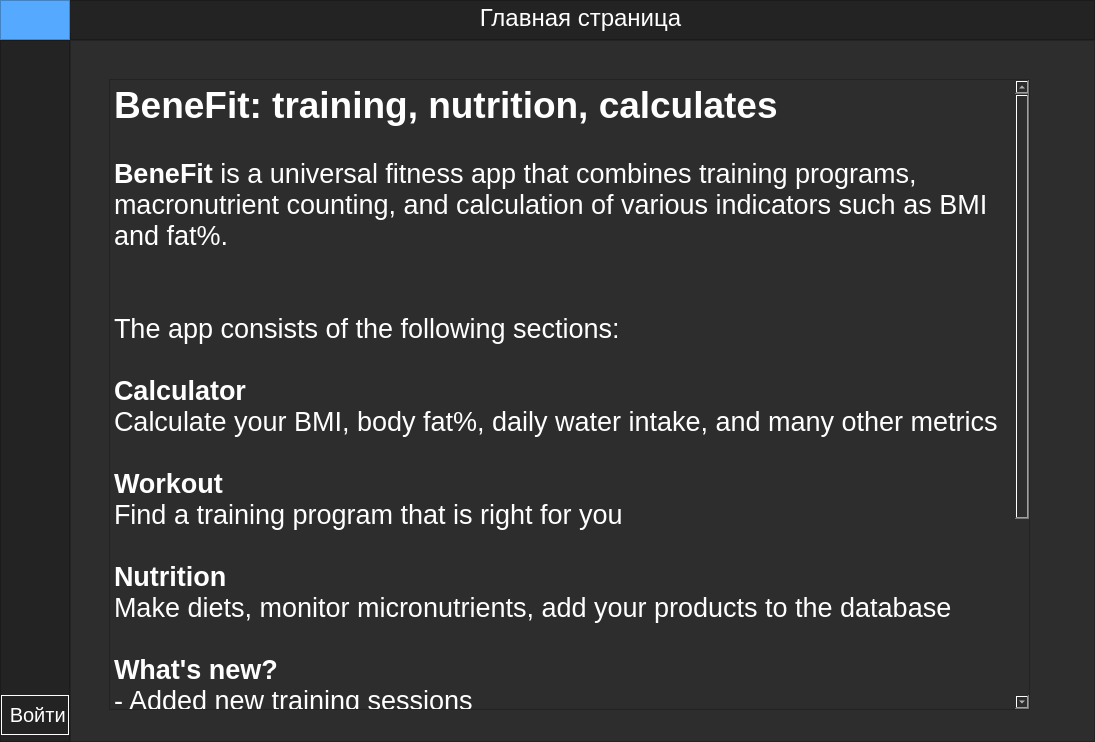
Old version of the form ui_main.ui in the repository AlGaRitm2020/BeneFit.
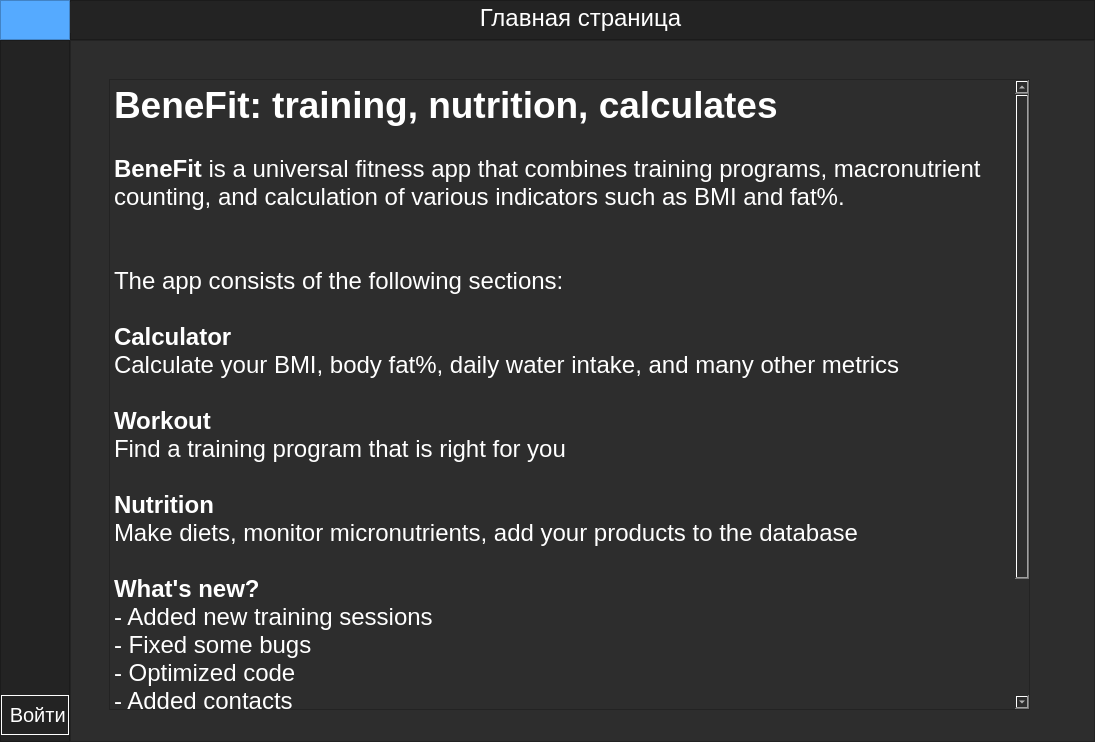
New version of the form. The open tabs and pages were chosen to show the change. Icons and pictures are not drawn.

Patch:
```diff
--- a/ui_main.ui
+++ b/ui_main.ui
@@ -23,6 +23,9 @@
    <string notr="true">background-color: rgb(45, 45, 45);</string>
   </property>
   <widget class="QWidget" name="centralwidget">
+   <property name="styleSheet">
+    <string notr="true">font-size:20px;</string>
+   </property>
    <layout class="QVBoxLayout" name="verticalLayout">
     <property name="spacing">
      <number>0</number>
@@ -1548,31 +1551,31 @@
 p, li { white-space: pre-wrap; }
 &lt;/style&gt;&lt;/head&gt;&lt;body style=&quot; font-family:'MS Shell Dlg 2'; font-size:20px; font-weight:400; font-style:normal;&quot;&gt;
 &lt;p style=&quot; margin-top:0px; margin-bottom:0px; margin-left:0px; margin-right:0px; -qt-block-indent:0; text-indent:0px;&quot;&gt;&lt;span style=&quot; font-family:'Franklin Gothic Mediumi','sand-serif'; font-size:28pt; font-weight:600;&quot;&gt;BeneFit: training, nutrition, calculates&lt;/span&gt;&lt;/p&gt;
-&lt;p style=&quot;-qt-paragraph-type:empty; margin-top:0px; margin-bottom:0px; margin-left:0px; margin-right:0px; -qt-block-indent:0; text-indent:0px; font-family:'Franklin Gothic Mediumi','sand-serif'; font-size:20pt;&quot;&gt;&lt;br /&gt;&lt;/p&gt;
-&lt;p style=&quot; margin-top:0px; margin-bottom:0px; margin-left:0px; margin-right:0px; -qt-block-indent:0; text-indent:0px;&quot;&gt;&lt;span style=&quot; font-family:'Franklin Gothic Mediumi','sand-serif'; font-size:20pt; font-weight:600;&quot;&gt;BeneFit&lt;/span&gt;&lt;span style=&quot; font-family:'Franklin Gothic Mediumi','sand-serif'; font-size:20pt;&quot;&gt; is a universal fitness app that combines training programs, macronutrient counting, and calculation of various indicators such as BMI and fat%.&lt;/span&gt;&lt;/p&gt;
-&lt;p style=&quot;-qt-paragraph-type:empty; margin-top:0px; margin-bottom:0px; margin-left:0px; margin-right:0px; -qt-block-indent:0; text-indent:0px; font-family:'Franklin Gothic Mediumi','sand-serif'; font-size:20pt;&quot;&gt;&lt;br /&gt;&lt;/p&gt;
-&lt;p style=&quot;-qt-paragraph-type:empty; margin-top:0px; margin-bottom:0px; margin-left:0px; margin-right:0px; -qt-block-indent:0; text-indent:0px; font-family:'Franklin Gothic Mediumi','sand-serif'; font-size:20pt;&quot;&gt;&lt;br /&gt;&lt;/p&gt;
-&lt;p style=&quot; margin-top:0px; margin-bottom:0px; margin-left:0px; margin-right:0px; -qt-block-indent:0; text-indent:0px;&quot;&gt;&lt;span style=&quot; font-family:'Franklin Gothic Mediumi','sand-serif'; font-size:20pt;&quot;&gt;The app consists of the following sections: &lt;/span&gt;&lt;/p&gt;
-&lt;p style=&quot;-qt-paragraph-type:empty; margin-top:0px; margin-bottom:0px; margin-left:0px; margin-right:0px; -qt-block-indent:0; text-indent:0px; font-family:'Franklin Gothic Mediumi','sand-serif'; font-size:20pt;&quot;&gt;&lt;br /&gt;&lt;/p&gt;
-&lt;p style=&quot; margin-top:0px; margin-bottom:0px; margin-left:0px; margin-right:0px; -qt-block-indent:0; text-indent:0px;&quot;&gt;&lt;span style=&quot; font-family:'Franklin Gothic Mediumi','sand-serif'; font-size:20pt; font-weight:600;&quot;&gt;Calculator&lt;/span&gt;&lt;/p&gt;
-&lt;p style=&quot; margin-top:0px; margin-bottom:0px; margin-left:0px; margin-right:0px; -qt-block-indent:0; text-indent:0px;&quot;&gt;&lt;span style=&quot; font-family:'Franklin Gothic Mediumi','sand-serif'; font-size:20pt;&quot;&gt;Calculate your BMI, body fat%, daily water intake, and many other metrics&lt;/span&gt;&lt;/p&gt;
-&lt;p style=&quot;-qt-paragraph-type:empty; margin-top:0px; margin-bottom:0px; margin-left:0px; margin-right:0px; -qt-block-indent:0; text-indent:0px; font-family:'Franklin Gothic Mediumi','sand-serif'; font-size:20pt;&quot;&gt;&lt;br /&gt;&lt;/p&gt;
-&lt;p style=&quot; margin-top:0px; margin-bottom:0px; margin-left:0px; margin-right:0px; -qt-block-indent:0; text-indent:0px;&quot;&gt;&lt;span style=&quot; font-family:'Franklin Gothic Mediumi','sand-serif'; font-size:20pt; font-weight:600;&quot;&gt;Workout &lt;/span&gt;&lt;/p&gt;
-&lt;p style=&quot; margin-top:0px; margin-bottom:0px; margin-left:0px; margin-right:0px; -qt-block-indent:0; text-indent:0px;&quot;&gt;&lt;span style=&quot; font-family:'Franklin Gothic Mediumi','sand-serif'; font-size:20pt;&quot;&gt;Find a training program that is right for you&lt;/span&gt;&lt;/p&gt;
-&lt;p style=&quot;-qt-paragraph-type:empty; margin-top:0px; margin-bottom:0px; margin-left:0px; margin-right:0px; -qt-block-indent:0; text-indent:0px; font-family:'Franklin Gothic Mediumi','sand-serif'; font-size:20pt;&quot;&gt;&lt;br /&gt;&lt;/p&gt;
-&lt;p style=&quot; margin-top:0px; margin-bottom:0px; margin-left:0px; margin-right:0px; -qt-block-indent:0; text-indent:0px;&quot;&gt;&lt;span style=&quot; font-family:'Franklin Gothic Mediumi','sand-serif'; font-size:20pt; font-weight:600;&quot;&gt;Nutrition&lt;/span&gt;&lt;/p&gt;
-&lt;p style=&quot; margin-top:0px; margin-bottom:0px; margin-left:0px; margin-right:0px; -qt-block-indent:0; text-indent:0px;&quot;&gt;&lt;span style=&quot; font-family:'Franklin Gothic Mediumi','sand-serif'; font-size:20pt;&quot;&gt;Make diets, monitor micronutrients, add your products to the database&lt;/span&gt;&lt;/p&gt;
-&lt;p style=&quot;-qt-paragraph-type:empty; margin-top:0px; margin-bottom:0px; margin-left:0px; margin-right:0px; -qt-block-indent:0; text-indent:0px; font-family:'Franklin Gothic Mediumi','sand-serif'; font-size:20pt;&quot;&gt;&lt;br /&gt;&lt;/p&gt;
-&lt;p style=&quot; margin-top:0px; margin-bottom:0px; margin-left:0px; margin-right:0px; -qt-block-indent:0; text-indent:0px;&quot;&gt;&lt;span style=&quot; font-family:'Franklin Gothic Mediumi','sand-serif'; font-size:20pt; font-weight:600;&quot;&gt;What's new?&lt;/span&gt;&lt;/p&gt;
-&lt;p style=&quot; margin-top:0px; margin-bottom:0px; margin-left:0px; margin-right:0px; -qt-block-indent:0; text-indent:0px;&quot;&gt;&lt;span style=&quot; font-family:'Franklin Gothic Mediumi','sand-serif'; font-size:20pt;&quot;&gt;- Added new training sessions&lt;/span&gt;&lt;/p&gt;
-&lt;p style=&quot; margin-top:0px; margin-bottom:0px; margin-left:0px; margin-right:0px; -qt-block-indent:0; text-indent:0px;&quot;&gt;&lt;span style=&quot; font-family:'Franklin Gothic Mediumi','sand-serif'; font-size:20pt;&quot;&gt;- Fixed some bugs&lt;/span&gt;&lt;/p&gt;
-&lt;p style=&quot; margin-top:0px; margin-bottom:0px; margin-left:0px; margin-right:0px; -qt-block-indent:0; text-indent:0px;&quot;&gt;&lt;span style=&quot; font-family:'Franklin Gothic Mediumi','sand-serif'; font-size:20pt;&quot;&gt;- Optimized code&lt;/span&gt;&lt;/p&gt;
-&lt;p style=&quot; margin-top:0px; margin-bottom:0px; margin-left:0px; margin-right:0px; -qt-block-indent:0; text-indent:0px;&quot;&gt;&lt;span style=&quot; font-family:'Franklin Gothic Mediumi','sand-serif'; font-size:20pt;&quot;&gt;- Added contacts&lt;/span&gt;&lt;/p&gt;
-&lt;p style=&quot; margin-top:0px; margin-bottom:0px; margin-left:0px; margin-right:0px; -qt-block-indent:0; text-indent:0px;&quot;&gt;&lt;span style=&quot; font-family:'Franklin Gothic Mediumi','sand-serif'; font-size:20pt;&quot;&gt;-V. 0. 8. 2&lt;/span&gt;&lt;/p&gt;
-&lt;p style=&quot;-qt-paragraph-type:empty; margin-top:0px; margin-bottom:0px; margin-left:0px; margin-right:0px; -qt-block-indent:0; text-indent:0px; font-family:'Franklin Gothic Mediumi','sand-serif'; font-size:20pt;&quot;&gt;&lt;br /&gt;&lt;/p&gt;
-&lt;p style=&quot; margin-top:0px; margin-bottom:0px; margin-left:0px; margin-right:0px; -qt-block-indent:0; text-indent:0px;&quot;&gt;&lt;span style=&quot; font-family:'Franklin Gothic Mediumi','sand-serif'; font-size:20pt; font-weight:600;&quot;&gt;Contacts&lt;/span&gt;&lt;/p&gt;
-&lt;p style=&quot; margin-top:0px; margin-bottom:0px; margin-left:0px; margin-right:0px; -qt-block-indent:0; text-indent:0px;&quot;&gt;&lt;span style=&quot; font-family:'Franklin Gothic Mediumi','sand-serif'; font-size:20pt;&quot;&gt;For all questions and suggestions, write to&lt;/span&gt;&lt;/p&gt;
-&lt;p style=&quot; margin-top:0px; margin-bottom:0px; margin-left:0px; margin-right:0px; -qt-block-indent:0; text-indent:0px;&quot;&gt;&lt;span style=&quot; font-family:'Franklin Gothic Mediumi','sand-serif'; font-size:20pt; font-weight:600; color:#ffffff;&quot;&gt;benefitapphelp@yandex.ru&lt;/span&gt;&lt;/p&gt;&lt;/body&gt;&lt;/html&gt;</string>
+&lt;p style=&quot;-qt-paragraph-type:empty; margin-top:0px; margin-bottom:0px; margin-left:0px; margin-right:0px; -qt-block-indent:0; text-indent:0px; font-family:'Franklin Gothic Mediumi','sand-serif'; font-size:18pt;&quot;&gt;&lt;br /&gt;&lt;/p&gt;
+&lt;p style=&quot; margin-top:0px; margin-bottom:0px; margin-left:0px; margin-right:0px; -qt-block-indent:0; text-indent:0px;&quot;&gt;&lt;span style=&quot; font-family:'Franklin Gothic Mediumi','sand-serif'; font-size:18pt; font-weight:600;&quot;&gt;BeneFit&lt;/span&gt;&lt;span style=&quot; font-family:'Franklin Gothic Mediumi','sand-serif'; font-size:18pt;&quot;&gt; is a universal fitness app that combines training programs, macronutrient counting, and calculation of various indicators such as BMI and fat%.&lt;/span&gt;&lt;/p&gt;
+&lt;p style=&quot;-qt-paragraph-type:empty; margin-top:0px; margin-bottom:0px; margin-left:0px; margin-right:0px; -qt-block-indent:0; text-indent:0px; font-family:'Franklin Gothic Mediumi','sand-serif'; font-size:18pt;&quot;&gt;&lt;br /&gt;&lt;/p&gt;
+&lt;p style=&quot;-qt-paragraph-type:empty; margin-top:0px; margin-bottom:0px; margin-left:0px; margin-right:0px; -qt-block-indent:0; text-indent:0px; font-family:'Franklin Gothic Mediumi','sand-serif'; font-size:18pt;&quot;&gt;&lt;br /&gt;&lt;/p&gt;
+&lt;p style=&quot; margin-top:0px; margin-bottom:0px; margin-left:0px; margin-right:0px; -qt-block-indent:0; text-indent:0px;&quot;&gt;&lt;span style=&quot; font-family:'Franklin Gothic Mediumi','sand-serif'; font-size:18pt;&quot;&gt;The app consists of the following sections: &lt;/span&gt;&lt;/p&gt;
+&lt;p style=&quot;-qt-paragraph-type:empty; margin-top:0px; margin-bottom:0px; margin-left:0px; margin-right:0px; -qt-block-indent:0; text-indent:0px; font-family:'Franklin Gothic Mediumi','sand-serif'; font-size:18pt;&quot;&gt;&lt;br /&gt;&lt;/p&gt;
+&lt;p style=&quot; margin-top:0px; margin-bottom:0px; margin-left:0px; margin-right:0px; -qt-block-indent:0; text-indent:0px;&quot;&gt;&lt;span style=&quot; font-family:'Franklin Gothic Mediumi','sand-serif'; font-size:18pt; font-weight:600;&quot;&gt;Calculator&lt;/span&gt;&lt;/p&gt;
+&lt;p style=&quot; margin-top:0px; margin-bottom:0px; margin-left:0px; margin-right:0px; -qt-block-indent:0; text-indent:0px;&quot;&gt;&lt;span style=&quot; font-family:'Franklin Gothic Mediumi','sand-serif'; font-size:18pt;&quot;&gt;Calculate your BMI, body fat%, daily water intake, and many other metrics&lt;/span&gt;&lt;/p&gt;
+&lt;p style=&quot;-qt-paragraph-type:empty; margin-top:0px; margin-bottom:0px; margin-left:0px; margin-right:0px; -qt-block-indent:0; text-indent:0px; font-family:'Franklin Gothic Mediumi','sand-serif'; font-size:18pt;&quot;&gt;&lt;br /&gt;&lt;/p&gt;
+&lt;p style=&quot; margin-top:0px; margin-bottom:0px; margin-left:0px; margin-right:0px; -qt-block-indent:0; text-indent:0px;&quot;&gt;&lt;span style=&quot; font-family:'Franklin Gothic Mediumi','sand-serif'; font-size:18pt; font-weight:600;&quot;&gt;Workout &lt;/span&gt;&lt;/p&gt;
+&lt;p style=&quot; margin-top:0px; margin-bottom:0px; margin-left:0px; margin-right:0px; -qt-block-indent:0; text-indent:0px;&quot;&gt;&lt;span style=&quot; font-family:'Franklin Gothic Mediumi','sand-serif'; font-size:18pt;&quot;&gt;Find a training program that is right for you&lt;/span&gt;&lt;/p&gt;
+&lt;p style=&quot;-qt-paragraph-type:empty; margin-top:0px; margin-bottom:0px; margin-left:0px; margin-right:0px; -qt-block-indent:0; text-indent:0px; font-family:'Franklin Gothic Mediumi','sand-serif'; font-size:18pt;&quot;&gt;&lt;br /&gt;&lt;/p&gt;
+&lt;p style=&quot; margin-top:0px; margin-bottom:0px; margin-left:0px; margin-right:0px; -qt-block-indent:0; text-indent:0px;&quot;&gt;&lt;span style=&quot; font-family:'Franklin Gothic Mediumi','sand-serif'; font-size:18pt; font-weight:600;&quot;&gt;Nutrition&lt;/span&gt;&lt;/p&gt;
+&lt;p style=&quot; margin-top:0px; margin-bottom:0px; margin-left:0px; margin-right:0px; -qt-block-indent:0; text-indent:0px;&quot;&gt;&lt;span style=&quot; font-family:'Franklin Gothic Mediumi','sand-serif'; font-size:18pt;&quot;&gt;Make diets, monitor micronutrients, add your products to the database&lt;/span&gt;&lt;/p&gt;
+&lt;p style=&quot;-qt-paragraph-type:empty; margin-top:0px; margin-bottom:0px; margin-left:0px; margin-right:0px; -qt-block-indent:0; text-indent:0px; font-family:'Franklin Gothic Mediumi','sand-serif'; font-size:18pt;&quot;&gt;&lt;br /&gt;&lt;/p&gt;
+&lt;p style=&quot; margin-top:0px; margin-bottom:0px; margin-left:0px; margin-right:0px; -qt-block-indent:0; text-indent:0px;&quot;&gt;&lt;span style=&quot; font-family:'Franklin Gothic Mediumi','sand-serif'; font-size:18pt; font-weight:600;&quot;&gt;What's new?&lt;/span&gt;&lt;/p&gt;
+&lt;p style=&quot; margin-top:0px; margin-bottom:0px; margin-left:0px; margin-right:0px; -qt-block-indent:0; text-indent:0px;&quot;&gt;&lt;span style=&quot; font-family:'Franklin Gothic Mediumi','sand-serif'; font-size:18pt;&quot;&gt;- Added new training sessions&lt;/span&gt;&lt;/p&gt;
+&lt;p style=&quot; margin-top:0px; margin-bottom:0px; margin-left:0px; margin-right:0px; -qt-block-indent:0; text-indent:0px;&quot;&gt;&lt;span style=&quot; font-family:'Franklin Gothic Mediumi','sand-serif'; font-size:18pt;&quot;&gt;- Fixed some bugs&lt;/span&gt;&lt;/p&gt;
+&lt;p style=&quot; margin-top:0px; margin-bottom:0px; margin-left:0px; margin-right:0px; -qt-block-indent:0; text-indent:0px;&quot;&gt;&lt;span style=&quot; font-family:'Franklin Gothic Mediumi','sand-serif'; font-size:18pt;&quot;&gt;- Optimized code&lt;/span&gt;&lt;/p&gt;
+&lt;p style=&quot; margin-top:0px; margin-bottom:0px; margin-left:0px; margin-right:0px; -qt-block-indent:0; text-indent:0px;&quot;&gt;&lt;span style=&quot; font-family:'Franklin Gothic Mediumi','sand-serif'; font-size:18pt;&quot;&gt;- Added contacts&lt;/span&gt;&lt;/p&gt;
+&lt;p style=&quot; margin-top:0px; margin-bottom:0px; margin-left:0px; margin-right:0px; -qt-block-indent:0; text-indent:0px;&quot;&gt;&lt;span style=&quot; font-family:'Franklin Gothic Mediumi','sand-serif'; font-size:18pt;&quot;&gt;-V. 0. 8. 2&lt;/span&gt;&lt;/p&gt;
+&lt;p style=&quot;-qt-paragraph-type:empty; margin-top:0px; margin-bottom:0px; margin-left:0px; margin-right:0px; -qt-block-indent:0; text-indent:0px; font-family:'Franklin Gothic Mediumi','sand-serif'; font-size:18pt;&quot;&gt;&lt;br /&gt;&lt;/p&gt;
+&lt;p style=&quot; margin-top:0px; margin-bottom:0px; margin-left:0px; margin-right:0px; -qt-block-indent:0; text-indent:0px;&quot;&gt;&lt;span style=&quot; font-family:'Franklin Gothic Mediumi','sand-serif'; font-size:18pt; font-weight:600;&quot;&gt;Contacts&lt;/span&gt;&lt;/p&gt;
+&lt;p style=&quot; margin-top:0px; margin-bottom:0px; margin-left:0px; margin-right:0px; -qt-block-indent:0; text-indent:0px;&quot;&gt;&lt;span style=&quot; font-family:'Franklin Gothic Mediumi','sand-serif'; font-size:18pt;&quot;&gt;For all questions and suggestions, write to&lt;/span&gt;&lt;/p&gt;
+&lt;p style=&quot; margin-top:0px; margin-bottom:0px; margin-left:0px; margin-right:0px; -qt-block-indent:0; text-indent:0px;&quot;&gt;&lt;span style=&quot; font-family:'Franklin Gothic Mediumi','sand-serif'; font-size:18pt; font-weight:600; color:#ffffff;&quot;&gt;benefitapphelp@yandex.ru&lt;/span&gt;&lt;/p&gt;&lt;/body&gt;&lt;/html&gt;</string>
                 </property>
                </widget>
               </widget>
```
Left out of the diff: 46 changed lines with no effect on the pictures.
